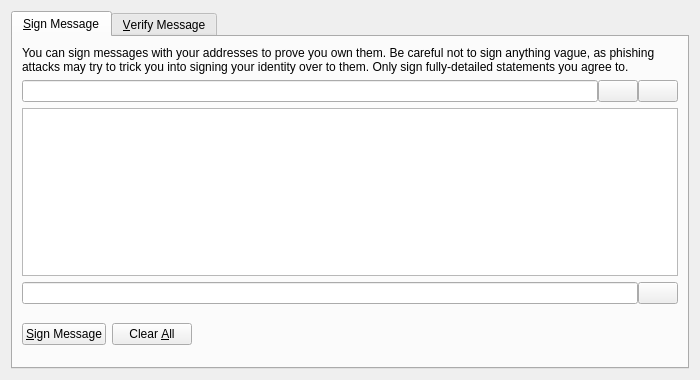
Old version of the form src/qt/forms/signverifymessagedialog.ui in the repository KrvnoZrnce/MACDCoin.
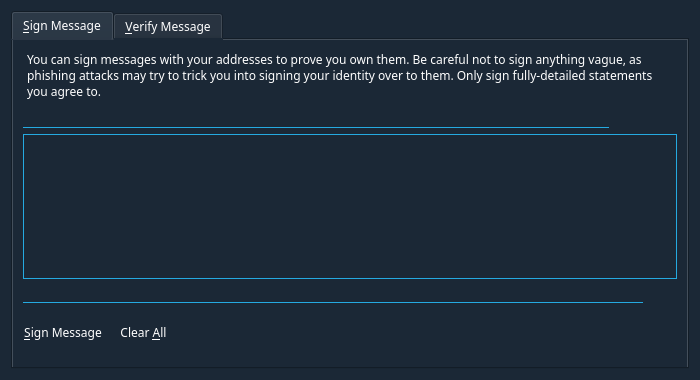
New version of the form. The open tabs and pages were chosen to show the change. Icons and pictures are not drawn. Custom widgets are drawn as their Qt base class.

Commit message: added several icons, new background, changes in console and couple of other screens

What changed in the file:
```diff
--- a/src/qt/forms/signverifymessagedialog.ui
+++ b/src/qt/forms/signverifymessagedialog.ui
@@ -10,11 +10,22 @@
     <height>380</height>
    </rect>
   </property>
+  <property name="font">
+   <font>
+    <family>Khmer OS System</family>
+   </font>
+  </property>
   <property name="windowTitle">
    <string>Signatures - Sign / Verify a Message</string>
   </property>
   <property name="autoFillBackground">
-   <bool>true</bool>
+   <bool>false</bool>
+  </property>
+  <property name="styleSheet">
+   <string notr="true">background-color: rgb(27, 40, 54);
+border-color:rgba(0, 0, 0, 0);
+border-width:1px;
+border-style:solid;</string>
   </property>
   <property name="locale">
    <locale language="English" country="UnitedStates"/>
@@ -25,6 +36,9 @@
   <layout class="QVBoxLayout" name="verticalLayout">
    <item>
     <widget class="QTabWidget" name="tabWidget">
+     <property name="styleSheet">
+      <string notr="true">color:white;</string>
+     </property>
      <property name="currentIndex">
       <number>1</number>
      </property>
@@ -35,6 +49,11 @@
       <layout class="QVBoxLayout" name="verticalLayout_SM">
        <item>
         <widget class="QLabel" name="infoLabel_SM">
+         <property name="font">
+          <font>
+           <family>Khmer OS System</family>
+          </font>
+         </property>
          <property name="text">
           <string>You can sign messages with your addresses to prove you own them. Be careful not to sign anything vague, as phishing attacks may try to trick you into signing your identity over to them. Only sign fully-detailed statements you agree to.</string>
          </property>
@@ -53,9 +72,17 @@
          </property>
          <item>
           <widget class="QValidatedLineEdit" name="addressIn_SM">
+           <property name="font">
+            <font>
+             <family>Khmer OS System</family>
+            </font>
+           </property>
            <property name="toolTip">
             <string>The address to sign the message with (e.g. 4Zo1ga6xuKuQ7JV7M9rGDoxdbYwV5zgQJ5)</string>
            </property>
+           <property name="styleSheet">
+            <string notr="true">color:white; border-bottom-color:rgba(37, 170, 225, 255); border-bottom-style:solid; border-bottom-width:1px;</string>
+           </property>
            <property name="maxLength">
             <number>34</number>
            </property>
@@ -108,6 +135,9 @@
          <property name="toolTip">
           <string>Enter the message you want to sign here</string>
          </property>
+         <property name="styleSheet">
+          <string notr="true">color:white; border-color:rgba(37, 170, 225, 255); border-style:solid; border-width:1px;</string>
+         </property>
         </widget>
        </item>
        <item>
@@ -122,6 +152,9 @@
              <italic>true</italic>
             </font>
            </property>
+           <property name="styleSheet">
+            <string notr="true">color:white; border-bottom-color:rgba(37, 170, 225, 255); border-bottom-style:solid; border-bottom-width:1px;</string>
+           </property>
            <property name="readOnly">
             <bool>true</bool>
            </property>
@@ -150,6 +183,11 @@
         <layout class="QHBoxLayout" name="horizontalLayout_3_SM">
          <item>
           <widget class="QPushButton" name="signMessageButton_SM">
+           <property name="font">
+            <font>
+             <family>Khmer OS System</family>
+            </font>
+           </property>
            <property name="toolTip">
             <string>Sign the message to prove you own this MACDCoin address</string>
            </property>
@@ -165,8 +203,29 @@
            </property>
           </widget>
          </item>
+         <item>
+          <spacer name="horizontalSpacer">
+           <property name="orientation">
+            <enum>Qt::Horizontal</enum>
+           </property>
+           <property name="sizeType">
+            <enum>QSizePolicy::Fixed</enum>
+           </property>
+           <property name="sizeHint" stdset="0">
+            <size>
+             <width>10</width>
+             <height>20</height>
+            </size>
+           </property>
+          </spacer>
+         </item>
          <item>
           <widget class="QPushButton" name="clearButton_SM">
+           <property name="font">
+            <font>
+             <family>Khmer OS System</family>
+            </font>
+           </property>
            <property name="toolTip">
             <string>Reset all sign message fields</string>
            </property>
```
Left out of the diff: 37 changed lines with no effect on the pictures. The commit also changes 57 other files.
